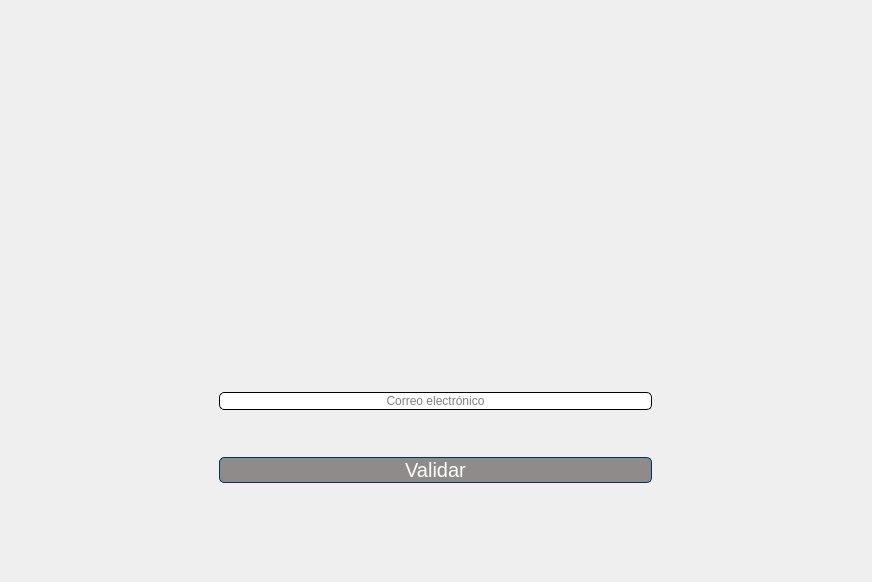
EdR13/Mailtomatum, file Mailtomatum/mailtomatum.ui: the form before one commit.
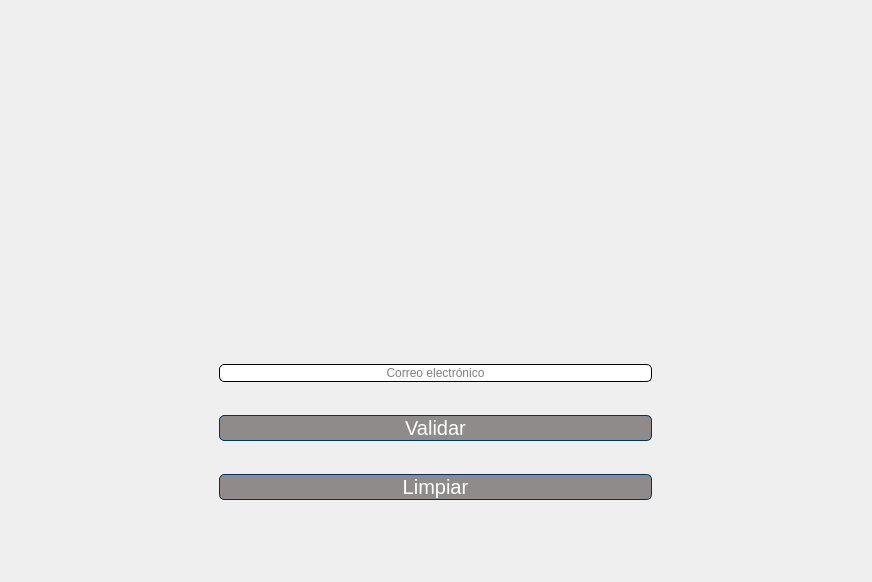
The form after the commit.

Diff of the .ui file:
```diff
--- a/Mailtomatum/mailtomatum.ui
+++ b/Mailtomatum/mailtomatum.ui
@@ -122,6 +122,13 @@
          </property>
         </widget>
        </item>
+       <item>
+        <widget class="QPushButton" name="pushButton_2">
+         <property name="text">
+          <string>Limpiar</string>
+         </property>
+        </widget>
+       </item>
       </layout>
      </widget>
     </item>
```
